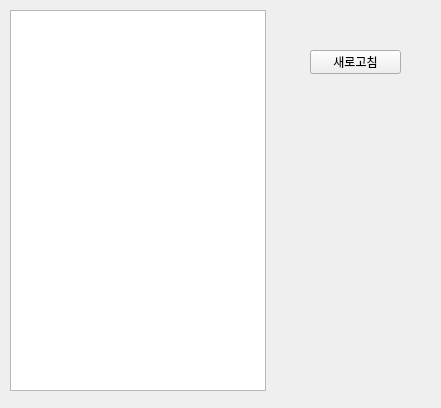
Above: ui/chatroomui.ui from didwnsgur999/Trpg_Table_Server before the change. Below: the same form after it.
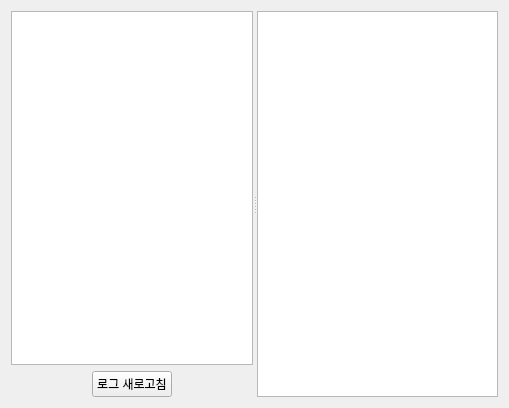
That is the form after the change.

Commit message: 250726 yang 로그 display 구현

Diff of the .ui file:
```diff
--- a/ui/chatroomui.ui
+++ b/ui/chatroomui.ui
@@ -6,36 +6,67 @@
    <rect>
     <x>0</x>
     <y>0</y>
-    <width>441</width>
+    <width>509</width>
     <height>408</height>
    </rect>
   </property>
   <property name="windowTitle">
    <string>Form</string>
   </property>
-  <widget class="QListView" name="RoomListView">
-   <property name="geometry">
-    <rect>
-     <x>10</x>
-     <y>10</y>
-     <width>256</width>
-     <height>381</height>
-    </rect>
-   </property>
-  </widget>
-  <widget class="QPushButton" name="debugButton">
-   <property name="geometry">
-    <rect>
-     <x>310</x>
-     <y>50</y>
-     <width>91</width>
-     <height>24</height>
-    </rect>
-   </property>
-   <property name="text">
-    <string>새로고침</string>
-   </property>
-  </widget>
+  <layout class="QVBoxLayout" name="verticalLayout_2">
+   <item>
+    <widget class="QSplitter" name="mainsplitter">
+     <property name="orientation">
+      <enum>Qt::Orientation::Horizontal</enum>
+     </property>
+     <widget class="QWidget" name="">
+      <layout class="QVBoxLayout" name="verticalLayout">
+       <item>
+        <widget class="QListWidget" name="LogListWidget"/>
+       </item>
+       <item>
+        <layout class="QHBoxLayout" name="horizontalLayout">
+         <item>
+          <spacer name="horizontalSpacer_2">
+           <property name="orientation">
+            <enum>Qt::Orientation::Horizontal</enum>
+           </property>
+           <property name="sizeHint" stdset="0">
+            <size>
+             <width>40</width>
+             <height>20</height>
+            </size>
+           </property>
+          </spacer>
+         </item>
+         <item>
+          <widget class="QPushButton" name="LogLoadButton">
+           <property name="text">
+            <string>로그 새로고침</string>
+           </property>
+          </widget>
+         </item>
+         <item>
+          <spacer name="horizontalSpacer">
+           <property name="orientation">
+            <enum>Qt::Orientation::Horizontal</enum>
+           </property>
+           <property name="sizeHint" stdset="0">
+            <size>
+             <width>40</width>
+             <height>20</height>
+            </size>
+           </property>
+          </spacer>
+         </item>
+        </layout>
+       </item>
+      </layout>
+     </widget>
+     <widget class="QTextBrowser" name="logTextBrowser"/>
+    </widget>
+   </item>
+  </layout>
  </widget>
  <resources/>
  <connections/>
```
The commit also changes 3 other files.
